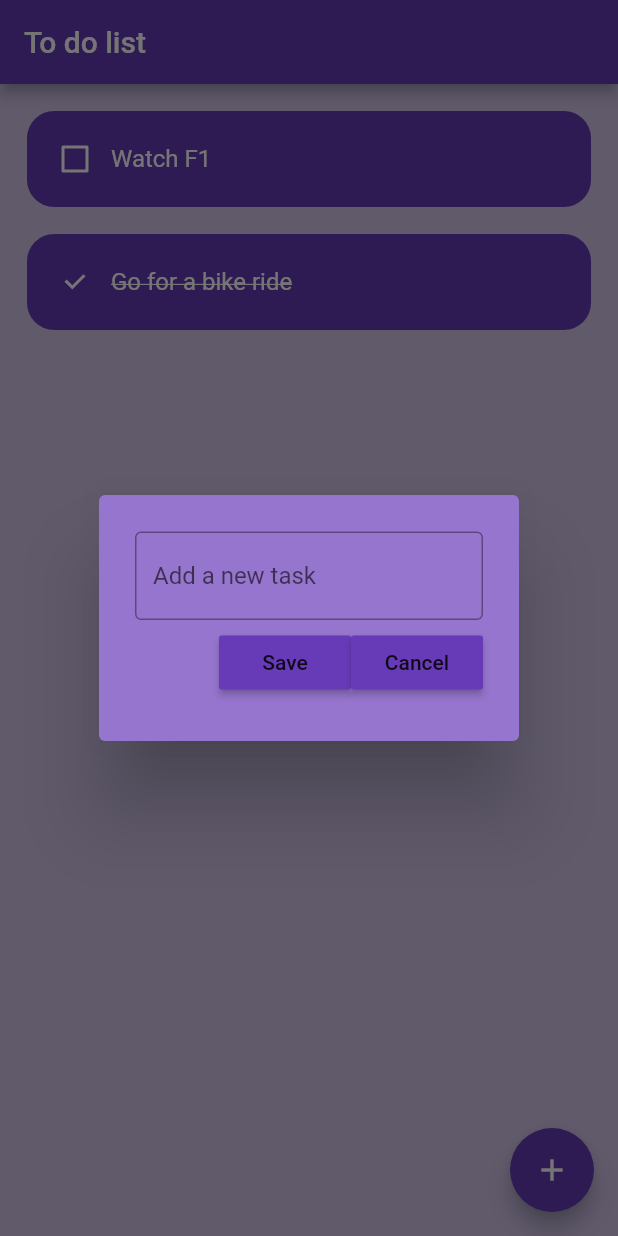
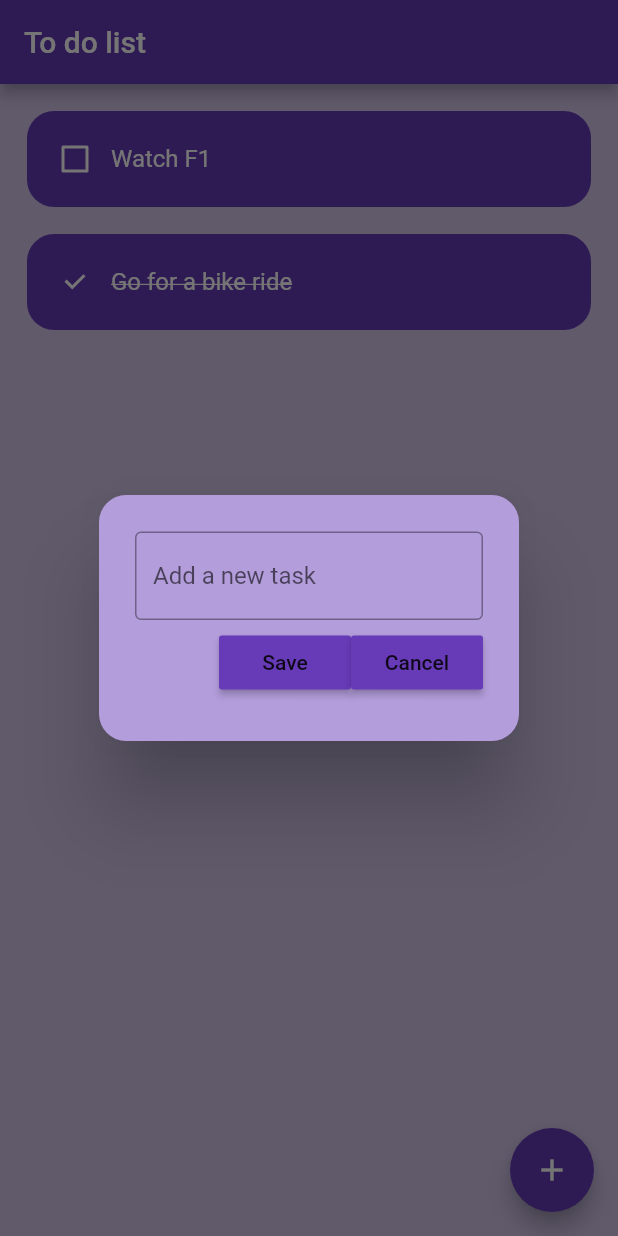
Before and after one commit to RoyceOnRolls/flutter-todo-list, a Flutter app: the screen it shows after launch, after a tap on the "add" icon, on a phone screen of 412 x 824 dp. Run offline on Flutter 3.47's test engine with Material 2 defaults, Android fonts, the phone set to English and light mode, and no system bars; drawn by our look-alikes of flutter_slidable.

Commit message:
Finshed delete task and working on local storage

```diff
--- a/lib/pages/homepage.dart
+++ b/lib/pages/homepage.dart
@@ -12,6 +12,8 @@ class HomePage extends StatefulWidget {
 }
 
 class _HomePageState extends State<HomePage> {
+  final _controller = TextEditingController();
+
   List toDoList = [
     ["Watch F1", false],
     ["Go for a bike ride", true]
@@ -23,12 +25,30 @@ class _HomePageState extends State<HomePage> {
     });
   }
 
+  void saveNewTask() {
+    setState(() {
+      toDoList.add([_controller.text, false]);
+      _controller.clear();
+    });
+    Navigator.of(context).pop();
+  }
+
   void createNewTask() {
     showDialog(
         context: context,
         builder: (context) {
-          return DialogBox();
+          return DialogBox(
+            controller: _controller,
+            onSave: saveNewTask,
+            onCancel: () => Navigator.of(context).pop(),
+          );
         });
+  }
+
+  void deleteTask(int index) {
+    setState(() {
+      toDoList.removeAt(index);
+    });
   }
 
   @override
@@ -45,10 +65,11 @@ class _HomePageState extends State<HomePage> {
         itemCount: toDoList.length,
         itemBuilder: (context, index) {
           return ToDoTile(
-              taskName: toDoList[index][0],
-              taskCompleated: toDoList[index][1],
-              onChanged: ((value) =>
-                  checkBoxChange(toDoList[index][1], index)));
+            taskName: toDoList[index][0],
+            taskCompleated: toDoList[index][1],
+            onChanged: (value) => checkBoxChange(value, index),
+            deleteFunction: (context) => deleteTask(index),
+          );
         },
       ),
     );
--- a/lib/util/dialog_box.dart
+++ b/lib/util/dialog_box.dart
@@ -1,15 +1,23 @@
-// ignore_for_file: prefer_const_constructors
+// ignore_for_file: prefer_const_constructors, must_be_immutable
 
 import 'package:flutter/material.dart';
 import 'package:todoapp/util/app_button.dart';
 
 class DialogBox extends StatelessWidget {
-  const DialogBox({super.key});
+  final controller;
+  VoidCallback onSave;
+  VoidCallback onCancel;
+  DialogBox(
+      {super.key,
+      required this.controller,
+      required this.onSave,
+      required this.onCancel});
 
   @override
   Widget build(BuildContext context) {
     return AlertDialog(
-      backgroundColor: Colors.deepPurple[300],
+      backgroundColor: Colors.deepPurple[200],
+      shape: RoundedRectangleBorder(borderRadius: BorderRadius.circular(18)),
       content: Container(
         decoration: BoxDecoration(borderRadius: BorderRadius.circular(18)),
         height: 120,
@@ -17,14 +25,15 @@ class DialogBox extends StatelessWidget {
           mainAxisAlignment: MainAxisAlignment.spaceEvenly,
           children: [
             TextField(
+              controller: controller,
               decoration: InputDecoration(
                   border: OutlineInputBorder(), hintText: "Add a new task"),
             ),
             Row(
               mainAxisAlignment: MainAxisAlignment.end,
               children: [
-                AppButton(text: "Save", onPressed: () {}),
-                AppButton(text: "Cancel", onPressed: () {})
+                AppButton(text: "Save", onPressed: onSave),
+                AppButton(text: "Cancel", onPressed: onCancel)
               ],
             )
           ],
--- a/lib/util/todo_tile.dart
+++ b/lib/util/todo_tile.dart
@@ -1,22 +1,34 @@
 // ignore_for_file: prefer_const_constructors, sort_child_properties_last, must_be_immutable
 
 import 'package:flutter/material.dart';
+import 'package:flutter_slidable/flutter_slidable.dart';
 
 class ToDoTile extends StatelessWidget {
   final String taskName;
   final bool taskCompleated;
   Function(bool?)? onChanged;
+  Function(BuildContext)? deleteFunction;
 
   ToDoTile(
       {super.key,
       required this.taskName,
       required this.taskCompleated,
-      required this.onChanged});
+      required this.onChanged,
+      required this.deleteFunction});
 
   @override
   Widget build(BuildContext context) {
     return Padding(
       padding: EdgeInsets.only(left: 18, right: 18, top: 18),
+      child: Slidable(
+        endActionPane: ActionPane(motion: StretchMotion(), children: [
+          SlidableAction(
+            onPressed: deleteFunction,
+            icon: Icons.delete_outline_outlined,
+            backgroundColor: Colors.deepPurple.shade300,
+            borderRadius: BorderRadius.circular(18),
+          )
+        ]),
         child: Container(
           padding: EdgeInsets.all(8),
           child: Row(children: [
@@ -35,7 +47,9 @@ class ToDoTile extends StatelessWidget {
             )
           ]),
           decoration: BoxDecoration(
-            color: Colors.deepPurple, borderRadius: BorderRadius.circular(18)),
+              color: Colors.deepPurple,
+              borderRadius: BorderRadius.circular(18)),
+        ),
       ),
     );
   }
```
Also changed, not shown: pubspec.yaml (+5 -4 lines), pubspec.lock, 1 other file. Lines whose indentation alone changed are shown as unchanged.
